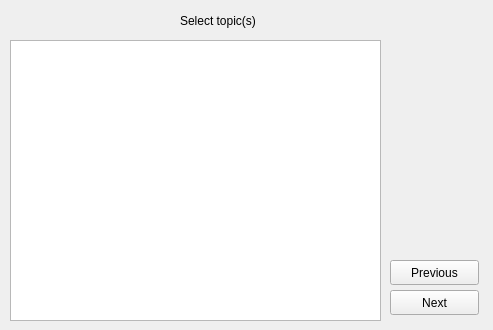
First picture: the form in pages/UIs/wizard2.ui, repository mojtaba1989/ads_app, before the edit.
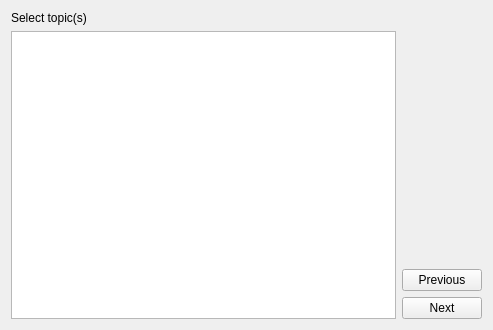
Second picture: the form after the edit.

```diff
--- a/pages/UIs/wizard2.ui
+++ b/pages/UIs/wizard2.ui
@@ -13,41 +13,18 @@
   <property name="windowTitle">
    <string>Create *.DADS File Wizard (2/x)</string>
   </property>
+  <layout class="QVBoxLayout" name="verticalLayout_2">
+   <item>
   <widget class="QLabel" name="label">
-   <property name="geometry">
-    <rect>
-     <x>180</x>
-     <y>10</y>
-     <width>141</width>
-     <height>21</height>
-    </rect>
-   </property>
    <property name="text">
     <string>Select topic(s)</string>
    </property>
   </widget>
-  <widget class="QPushButton" name="nextB">
-   <property name="geometry">
-    <rect>
-     <x>390</x>
-     <y>290</y>
-     <width>89</width>
-     <height>25</height>
-    </rect>
-   </property>
-   <property name="text">
-    <string>Next</string>
-   </property>
-  </widget>
+   </item>
+   <item>
+    <layout class="QHBoxLayout" name="horizontalLayout">
+     <item>
   <widget class="QListWidget" name="topiclist">
-   <property name="geometry">
-    <rect>
-     <x>10</x>
-     <y>40</y>
-     <width>371</width>
-     <height>281</height>
-    </rect>
-   </property>
    <property name="dragEnabled">
     <bool>false</bool>
    </property>
@@ -55,19 +32,41 @@
     <bool>false</bool>
    </property>
   </widget>
+     </item>
+     <item>
+      <layout class="QVBoxLayout" name="verticalLayout">
+       <item>
+        <spacer name="verticalSpacer">
+         <property name="orientation">
+          <enum>Qt::Vertical</enum>
+         </property>
+         <property name="sizeHint" stdset="0">
+          <size>
+           <width>20</width>
+           <height>108</height>
+          </size>
+         </property>
+        </spacer>
+       </item>
+       <item>
   <widget class="QPushButton" name="previousB">
-   <property name="geometry">
-    <rect>
-     <x>390</x>
-     <y>260</y>
-     <width>89</width>
-     <height>25</height>
-    </rect>
-   </property>
    <property name="text">
     <string>Previous</string>
    </property>
   </widget>
+       </item>
+       <item>
+        <widget class="QPushButton" name="nextB">
+         <property name="text">
+          <string>Next</string>
+         </property>
+        </widget>
+       </item>
+      </layout>
+     </item>
+    </layout>
+   </item>
+  </layout>
  </widget>
  <resources/>
  <connections/>
```
Lines whose indentation alone changed are shown as unchanged.
